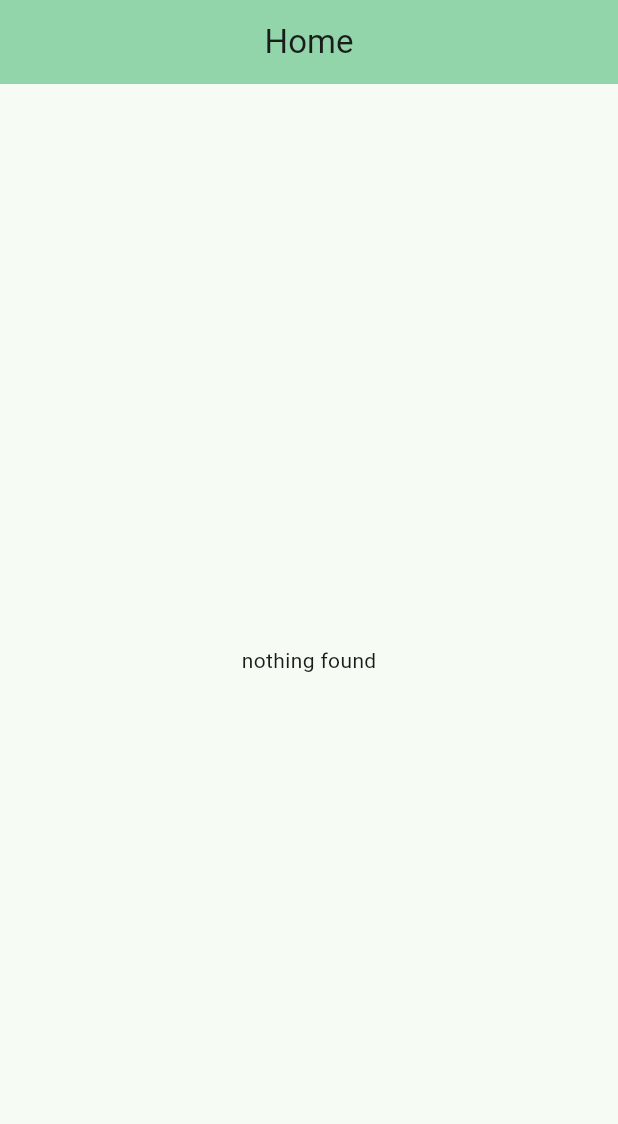
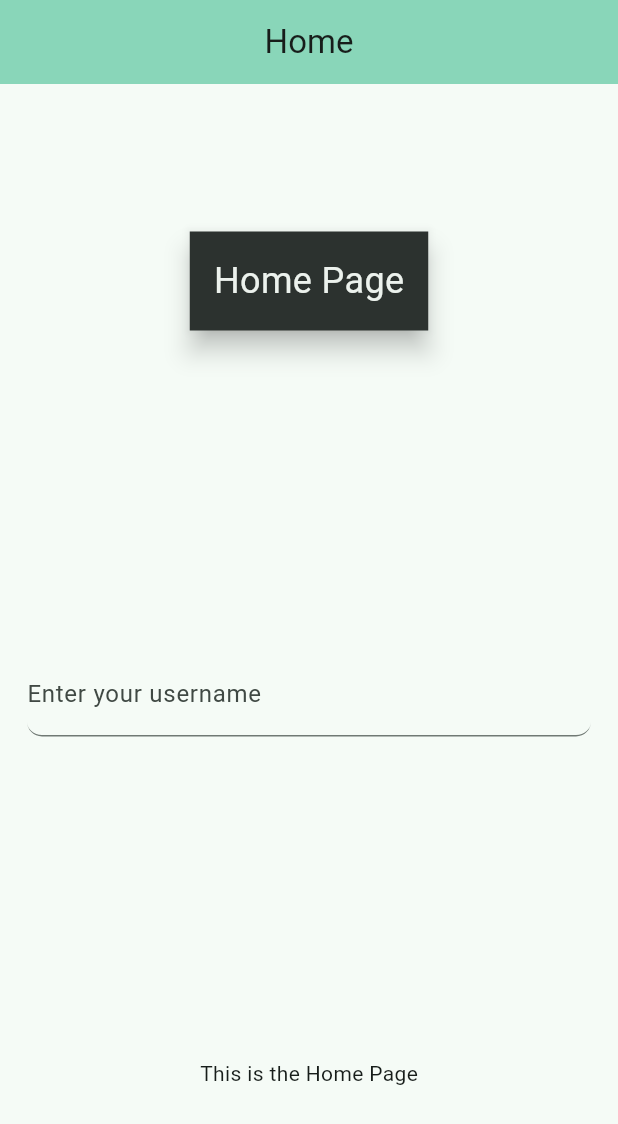
Before and after one commit to jvcss/statemanager, a Flutter app: the screen it shows after launch, on a phone screen of 412 x 824 dp. Shown: the top 1124 px of the screen. Run offline on Flutter 3.47's test engine with Material 3 defaults, Android fonts, the phone set to English and light mode, and no system bars.

Commit message:
dx: small fix

```diff
--- a/lib/main.dart
+++ b/lib/main.dart
@@ -1,18 +1,22 @@
 import 'package:flutter/material.dart';
 
 void main() {
-  runApp(const App());
+  runApp(App());
 }
 
 class App extends StatelessWidget {
-  const App({super.key});
+  App({super.key});
+  Color green = const Color.fromRGBO(1, 204, 160, 1);
+  Color backgroundColor = const Color.fromRGBO(26, 31, 36, 1);
+
   @override
   Widget build(BuildContext context) {
     return MaterialApp(
       title: 'State Manager 101',
       debugShowCheckedModeBanner: false,
       theme: ThemeData(
-        colorScheme: ColorScheme.fromSeed(seedColor: const Color.fromARGB(255, 37, 168, 107)),
+        colorScheme: ColorScheme.fromSeed(seedColor: green),
+        //brightness: Brightness.dark,
         useMaterial3: true,
       ),
       routes: <String, WidgetBuilder>{
@@ -24,7 +28,6 @@ class App extends StatelessWidget {
 
 class HomePage extends StatelessWidget {
   const HomePage({super.key});
-
   @override
   Widget build(BuildContext context) {
     return Scaffold(
@@ -33,8 +36,37 @@ class HomePage extends StatelessWidget {
         centerTitle: true,
         title: const Text('Home'),
       ),
-      body: const Center(
-        child: Text('nothing found'),
+      body: Center(
+        child: Column(
+          mainAxisAlignment: MainAxisAlignment.spaceAround,
+          children: <Widget>[
+            Material(
+              color: Theme.of(context).colorScheme.inverseSurface,
+              elevation: 7,
+              child: Padding(
+                padding: const EdgeInsets.all(16.0),
+                child: Text(
+                  'Home Page',
+                  style: TextStyle(
+                    color: Theme.of(context).colorScheme.onInverseSurface,
+                    fontSize: 24,
+                  ),
+                ),
+              ),
+            ),
+            Padding(
+              padding: const EdgeInsets.all(18.0),
+              child: TextField(
+                decoration: InputDecoration(
+                  border: UnderlineInputBorder(borderRadius: BorderRadius.circular(10)),
+                  labelText: 'Enter your username',
+                  //hintText: 'Enter your name',
+                ),
+              ),
+            ),
+            const Text('This is the Home Page'),
+          ],
+        ),
       ),
     );
   }
```
Also changed, not shown: 1 other file.
